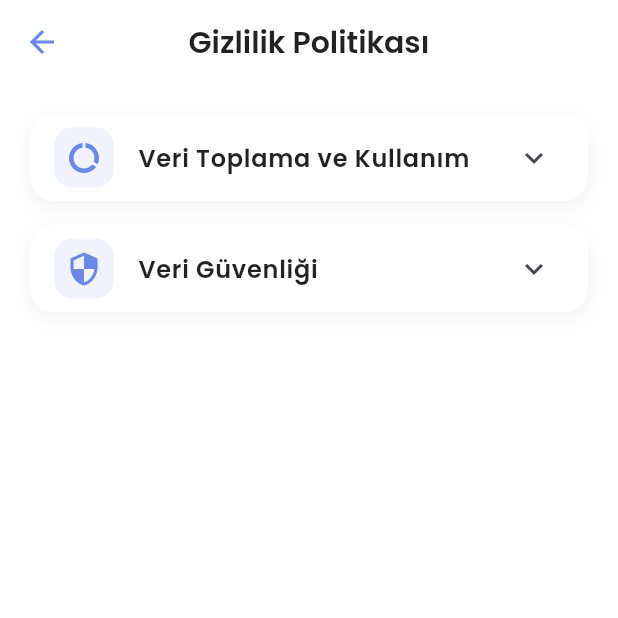
After one commit to turhanomer/sigara-birakma-app, a Flutter app: the GizlilikPolitikasiSayfasi screen opened directly, on a phone screen of 412 x 824 dp, the top half of it. The commit adds this screen. Run offline on Flutter 3.47's test engine with Material 3 defaults, Android fonts, the phone set to English and light mode, and no system bars; our stand-ins replace sqflite; accounts and stored records are empty.

Commit message:
Yeni Başarımlar eklendi ve Gizlilik Politikası eklendi.Ayarlar sayfası güzelleştirildi.

```diff
--- /dev/null
+++ b/lib/screens/gizlilik_politikasi.dart
@@ -0,0 +1,119 @@
+import 'package:flutter/material.dart';
+
+class GizlilikPolitikasiSayfasi extends StatelessWidget {
+  const GizlilikPolitikasiSayfasi({Key? key}) : super(key: key);
+
+  @override
+  Widget build(BuildContext context) {
+    return Scaffold(
+      backgroundColor: Colors.white,
+      appBar: AppBar(
+        title: Text(
+          'Gizlilik Politikası',
+          style: TextStyle(
+            color: Colors.black87,
+            fontFamily: 'Poppins',
+            fontWeight: FontWeight.w600,
+          ),
+        ),
+        backgroundColor: Colors.white,
+        elevation: 0,
+        leading: IconButton(
+          icon: Icon(Icons.arrow_back, color: Color(0xFF6A88E5)),
+          onPressed: () => Navigator.of(context).pop(),
+        ),
+      ),
+      body: SingleChildScrollView(
+        physics: BouncingScrollPhysics(),
+        child: Padding(
+          padding: EdgeInsets.all(20),
+          child: Column(
+            children: [
+              _buildCard(
+                title: 'Veri Toplama ve Kullanım',
+                icon: Icons.data_usage,
+                content:
+                    'Uygulamamız, size daha iyi bir sigara bırakma deneyimi sunmak için aşağıdaki verileri toplar ve kullanır:\n\n'
+                    '• Bırakış tarihiniz\n'
+                    '• Günlük içilen sigara sayısı\n'
+                    '• Sigara paket fiyatı\n'
+                    '• Paketteki sigara sayısı\n'
+                    '• Kullanıcı hesap bilgileri',
+              ),
+              _buildCard(
+                title: 'Veri Güvenliği',
+                icon: Icons.security,
+                content:
+                    'Verileriniz yerel olarak cihazınızda güvenli bir şekilde saklanır. '
+                    'Kişisel verileriniz üçüncü taraflarla paylaşılmaz veya satılmaz.',
+              ),
+            ],
+          ),
+        ),
+      ),
+    );
+  }
+
+  Widget _buildCard({
+    required String title,
+    required IconData icon,
+    required String content,
+  }) {
+    return Container(
+      margin: EdgeInsets.only(bottom: 16),
+      decoration: BoxDecoration(
+        color: Colors.white,
+        borderRadius: BorderRadius.circular(16),
+        boxShadow: [
+          BoxShadow(
+            color: Colors.black.withOpacity(0.05),
+            blurRadius: 10,
+            spreadRadius: 0,
+            offset: Offset(0, 4),
+          ),
+        ],
+      ),
+      child: ClipRRect(
+        borderRadius: BorderRadius.circular(16),
+        child: Material(
+          color: Colors.transparent,
+          child: ExpansionTile(
+            leading: Container(
+              padding: EdgeInsets.all(8),
+              decoration: BoxDecoration(
+                color: Color(0xFF6A88E5).withOpacity(0.1),
+                borderRadius: BorderRadius.circular(12),
+              ),
+              child: Icon(
+                icon,
+                color: Color(0xFF6A88E5),
+                size: 24,
+              ),
+            ),
+            title: Text(
+              title,
+              style: TextStyle(
+                fontSize: 16,
+                fontWeight: FontWeight.w600,
+                color: Colors.black87,
+                fontFamily: 'Poppins',
+              ),
+            ),
+            childrenPadding: EdgeInsets.all(16),
+            children: [
+              Text(
+                content,
+                style: TextStyle(
+                  fontSize: 14,
+                  color: Colors.black87,
+                  height: 1.5,
+                  fontFamily: 'Poppins',
+                ),
+              ),
+            ],
+          ),
+        ),
+      ),
+    );
+  }
+}
```
Also changed, not shown: lib/screens/ayarlar_sayfasi.dart (+2 -8 lines), lib/screens/basarimlar_sayfasi.dart (+59 -17 lines), lib/screens/profil_ekrani.dart (+22 -0 lines).
